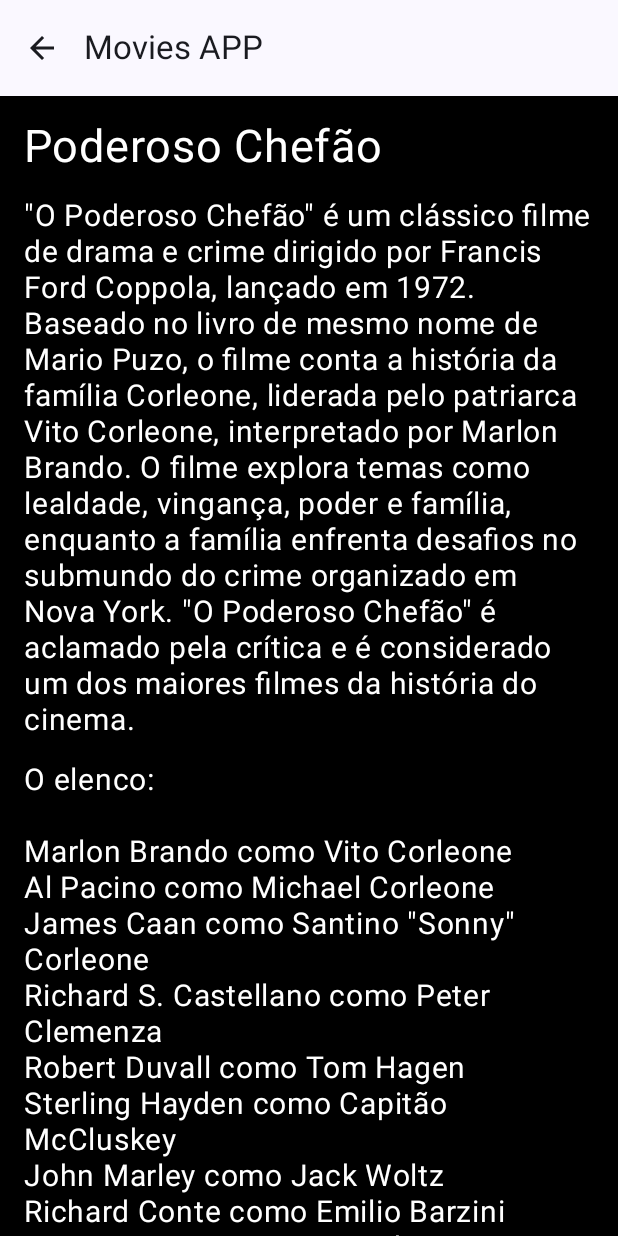
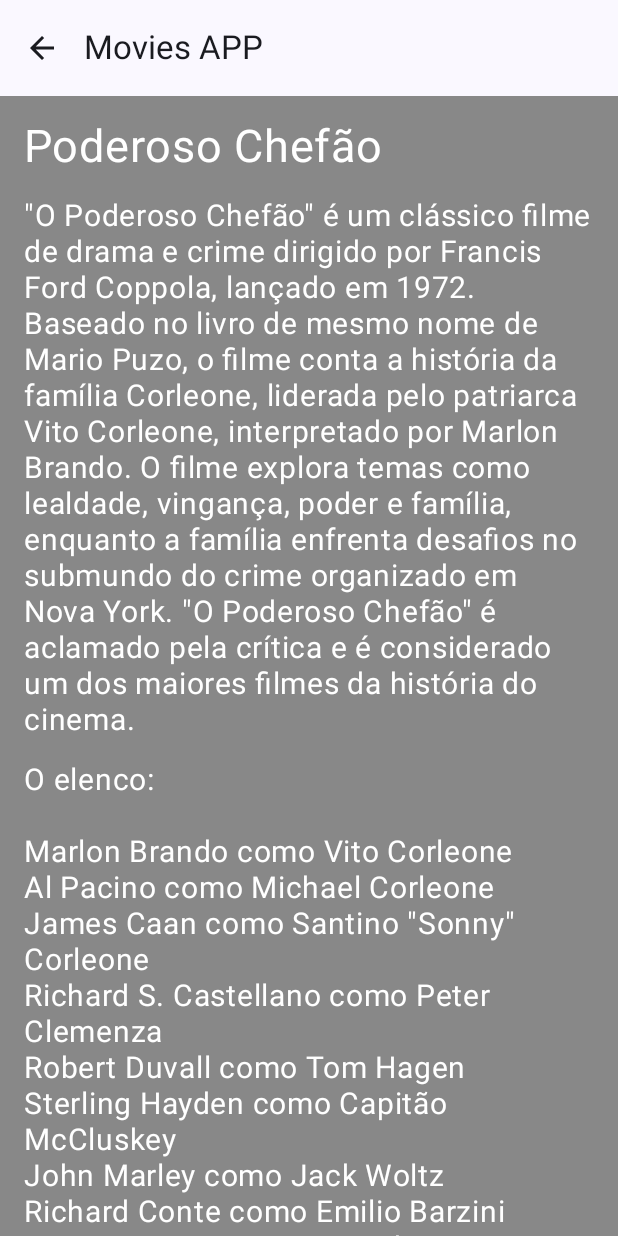
Before and after one commit to arctouch-israelandrade/PrimeiroApp, an Android app built with Jetpack Compose: the screen it shows after launch (MainActivity), after a tap on "Poderoso Chefão", on a phone screen of 412 x 824 dp. Run offline under Robolectric (Android 15) with nearby library versions, the phone set to English and light mode, and no system bars.

Commit message:
Alterando a cor de fundo de tela

```diff
--- a/app/src/main/java/com/arctouch/primeiroapp/DetailsScreen.kt
+++ b/app/src/main/java/com/arctouch/primeiroapp/DetailsScreen.kt
@@ -25,7 +25,7 @@
     Box(
         modifier = Modifier
             .fillMaxSize()
-            .background(color = Color.Black)
+            .background(color = Color.Gray)
             .verticalScroll(rememberScrollState())
             .padding(16.dp)
     ) {
```
